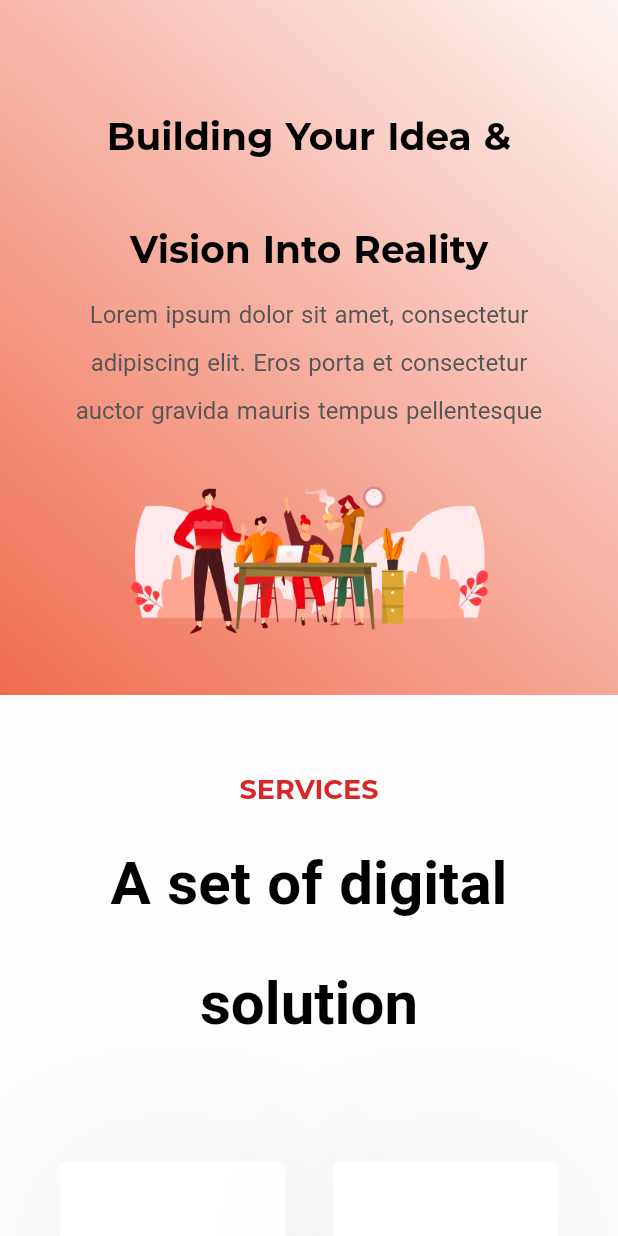
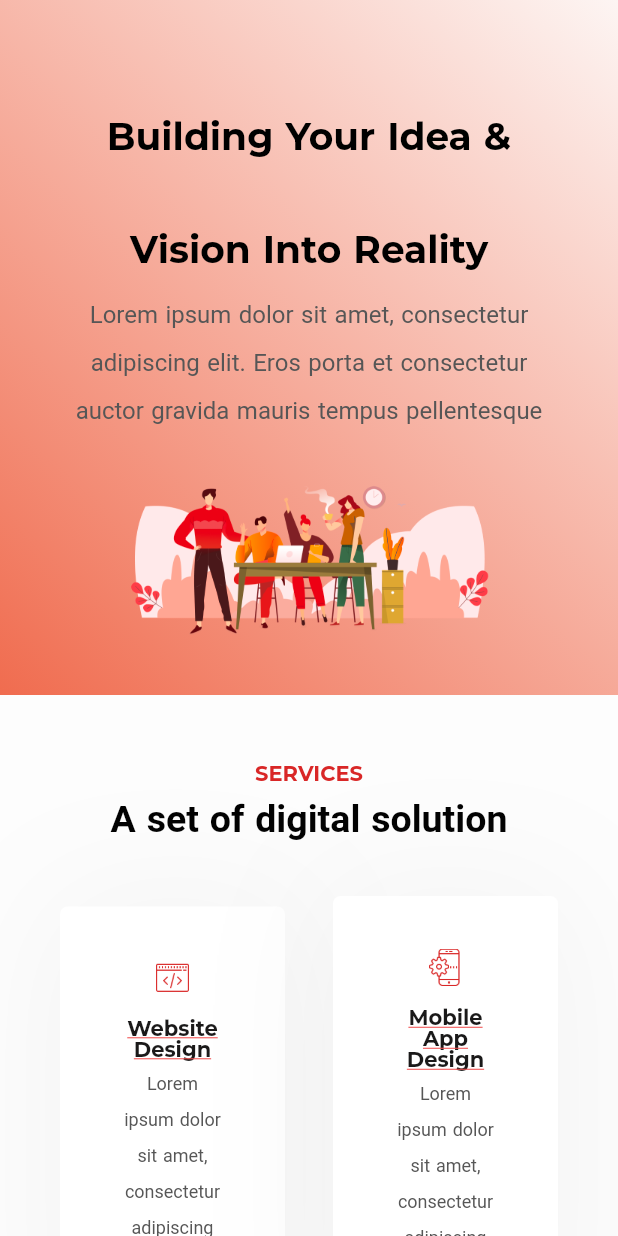
Before and after one commit to Core-Soft-Development/core_website, a Flutter app: the screen it shows after launch, scrolled down 56 dp, on a phone screen of 412 x 824 dp. Run offline on Flutter 3.47's test engine with Material 2 defaults, Android fonts, the phone set to English and light mode, and no system bars; our stand-ins replace font_awesome_flutter, google_maps_flutter; project files that could hold a hidden picture were left out.

Commit message:
[Service] responsive

```diff
--- a/lib/models/card_service.dart
+++ /dev/null
@@ -1,71 +0,0 @@
-import 'package:core_website/config/frame_size.dart';
-import 'package:core_website/config/themes/colors_theme.dart';
-import 'package:flutter/material.dart';
-
-class CardService extends StatelessWidget {
-  final String icon;
-  final String titleService;
-  final String contentService;
-  const CardService({Key? key, required this.icon, required this.titleService, required this.contentService}) : super(key: key);
-
-  @override
-  Widget build(BuildContext context) {
-
-    return Container(
-      padding: const EdgeInsets.all(30),
-      width: FrameSize.screenWidth * 0.45,
-      decoration: BoxDecoration(
-        color: Colors.white,
-        boxShadow: const [
-          BoxShadow(
-            color: ColorsTheme.shadowCard,
-            spreadRadius: 10,
-            blurRadius: 80,
-            offset: Offset(2, 3),
-          )
-        ],
-        borderRadius: BorderRadius.circular(5)
-      ),
-      child: Column(
-                      children: [
-                        Container(
-                          margin: const EdgeInsets.all(20),
-                          alignment: Alignment.center,
-                          height: 50,
-                          width: 50,
-                          constraints: BoxConstraints.loose(FrameSize.screenSize),
-                          child: Image.asset(icon,
-                          color: ColorsTheme.iconColor),
-                        ),
-                        Container(
-                          padding: const EdgeInsets.all(5),
-                          alignment: Alignment.center,
-                          child: RichText(
-                            textAlign: TextAlign.center,
-                            overflow: TextOverflow.visible,
-                            text: TextSpan(
-                                text: titleService,
-                                style: const TextStyle(
-                                    decoration: TextDecoration.underline,
-                                    decorationColor: ColorsTheme.hoverColor,
-                                    fontWeight: FontWeight.w600,
-                                    color: ColorsTheme.titleCard,
-                                    fontFamily: 'Montserrat',
-                                    fontSize: 20,
-                                    wordSpacing: 1,
-                                    height: 2.5),
-                                children: [
-                                  TextSpan(
-                                      text: contentService,
-                                      style: const TextStyle(
-                                        decoration: TextDecoration.none,
-                                        fontSize: 16,
-                                        fontWeight: FontWeight.w400,
-                                        color: ColorsTheme.subText,
-                                        height: 2,
-                                      ))
-                                ],)))
-      ]),
-    );
-  }
-}
--- a/lib/models/center_title_section.dart
+++ b/lib/models/center_title_section.dart
@@ -2,9 +2,13 @@ import 'package:core_website/config/themes/colors_theme.dart';
 import 'package:flutter/material.dart';
 
 class CenterTitleSection extends StatelessWidget {
+  const CenterTitleSection({Key? key, required this.title, required this.description, this.sizeTitle = 18, this.height = 2, this.sizeText = 40}) : super(key: key);
+
   final String title;
   final String description;
-  const CenterTitleSection({Key? key, required this.title, required this.description}) : super(key: key);
+  final double sizeTitle;
+  final double height;
+  final double sizeText;
 
   @override
   Widget build(BuildContext context) {
@@ -13,21 +17,21 @@ class CenterTitleSection extends StatelessWidget {
       textAlign: TextAlign.center,
               text: TextSpan(
                   text: title,
-                  style: const TextStyle(
-                    fontSize: 18,
+                  style: TextStyle(
+                    fontSize: sizeTitle,
                     fontWeight: FontWeight.w600,
                     fontFamily: "Montserrat",
                     color: ColorsTheme.titleColor,
                     wordSpacing: 1,
-                    height: 2,
+                    height: height,
                   ),
                   children: [
                     TextSpan(
                         text: description,
-                        style: const TextStyle(
+                        style: TextStyle(
                             fontWeight: FontWeight.bold,
                             color: ColorsTheme.text,
-                            fontSize: 40,
+                            fontSize: sizeText,
                             ))
                   ]),
     );
--- a/lib/navbar/navbar.dart
+++ b/lib/navbar/navbar.dart
@@ -25,7 +25,7 @@ class _NavbarState extends State<Navbar> {
         child: Container(
           constraints: BoxConstraints(maxHeight: FrameSize.screenHeight),
           height: FrameSize.screenHeight / 8,
-          padding: const EdgeInsets.symmetric(vertical: 15, horizontal: 100),
+          padding: const EdgeInsets.symmetric(vertical: 15, horizontal: 135),
           decoration: boxGradient(),
             child: Responsive(
               desktop: Menu( width: FrameSize.screenWidth / 5, image: 'assets/logos/core_soft_development.png',),
--- a/lib/screens/home_page.dart
+++ b/lib/screens/home_page.dart
@@ -5,7 +5,7 @@ import 'package:core_website/screens/client.dart';
 import 'package:core_website/screens/contact.dart';
 import 'package:core_website/screens/welcome.dart';
 import 'package:core_website/screens/portfolio.dart';
-import 'package:core_website/screens/services.dart';
+import 'package:core_website/services/services.dart';
 import 'package:core_website/utils/ui/responsive.dart';
 import 'package:core_website/screens/copyright.dart';
 import 'package:core_website/screens/footer.dart';
--- a/lib/screens/services.dart
+++ /dev/null
@@ -1,78 +0,0 @@
-import 'package:core_website/config/padding.dart';
-import 'package:core_website/config/spacer.dart';
-import 'package:core_website/config/themes/colors_theme.dart';
-import 'package:core_website/models/card_service.dart';
-import 'package:core_website/models/center_title_section.dart';
-import 'package:flutter/material.dart';
-
-class Services extends StatefulWidget {
-  const Services({Key? key}) : super(key: key);
-
-  @override
-  State<Services> createState() => _ServicesState();
-}
-
-class _ServicesState extends State<Services> {
-  @override
-  Widget build(BuildContext context) {
-    /**
-     * Title
-     */
-    return Container(
-      color: ColorsTheme.backgroundFirst,
-      padding: paddingGlobal(),
-      child: Column(
-        mainAxisAlignment: MainAxisAlignment.spaceAround,
-        children: [
-          const CenterTitleSection(
-              title: "SERVICES \n", description: 'A set of digital solution'),
-          const SizedBox(height: 75),
-          /**
-           * Container of services
-           * and first block container
-           */
-          Row(children: [
-            const Expanded(
-                child: CardService(
-                    icon: 'assets/icons/code.png',
-                    titleService: 'Website Design \n',
-                    contentService:
-                        'Lorem ipsum dolor sit amet, consectetur adipiscing elit. Eros porta et consectetur auctor gravida mauris tempus pellentesque et consectetur auctor gravida mauris tempus pellentesque et consectetur auctor gravida mauris tempus pellentesque et consectetur auctor gravida mauris tempus pellentesque')),
-            /**
-               * second block container
-               */
-            spacerServices(),
-            const Expanded(
-                child: CardService(
-                    icon: 'assets/icons/phonelink.png',
-                    titleService: 'Mobile App Design \n',
-                    contentService:
-                        'Lorem ipsum dolor sit amet, consectetur adipiscing elit. Eros porta et consectetur auctor gravida mauris tempus pellentesque et consectetur auctor gravida mauris tempus pellentesque et consectetur auctor gravida mauris tempus pellentesque et consectetur auctor gravida mauris tempus pellentesque'))
-          ]),
-          /**
-           * third block container
-           */
-          const SizedBox(height: 24,),
-          Row(
-            children: [
-              const Expanded(
-                child: CardService(
-                    icon: 'assets/icons/serveur.png',
-                    titleService: 'Website Development \n',
-                    contentService:
-                        'Lorem ipsum dolor sit amet, consectetur adipiscing elit. Eros porta et consectetur auctor gravida mauris tempus pellentesque et consectetur auctor gravida mauris tempus pellentesque et consectetur auctor gravida mauris tempus pellentesque et consectetur auctor gravida mauris tempus pellentesque'),
-              ),
-              spacerServices(),
-              const Expanded(
-                  child: CardService(
-                      icon: 'assets/icons/mode.png',
-                      titleService: 'Mobile App Development \n',
-                      contentService:
-                          'Lorem ipsum dolor sit amet, consectetur adipiscing elit. Eros porta et consectetur auctor gravida mauris tempus pellentesque et consectetur auctor gravida mauris tempus pellentesque et consectetur auctor gravida mauris tempus pellentesque et consectetur auctor gravida mauris tempus pellentesque')),
-            ],
-          ),
-        ],
-      ),
-    );
-  }
-}
--- /dev/null
+++ b/lib/services/card/card_content.dart
@@ -0,0 +1,65 @@
+import 'package:core_website/config/frame_size.dart';
+import 'package:core_website/config/themes/colors_theme.dart';
+import 'package:flutter/material.dart';
+
+class CardContent extends StatelessWidget {
+  const CardContent({
+    Key? key,
+    required this.icon,
+    required this.titleService,
+    required this.contentService, this.heightText = 2.5, this.sizeText = 20,  this.sizeIcon = 50, this.heightText2 = 2, this.sizeText2 = 16,
+  }) : super(key: key);
+
+  final String icon;
+  final String titleService;
+  final String contentService;
+  final double heightText;
+  final double heightText2;
+  final double sizeText;
+  final double sizeText2;
+  final double sizeIcon;
+
+  @override
+  Widget build(BuildContext context) {
+    return Column(
+                    children: [
+                      Container(
+                        margin: const EdgeInsets.all(5),
+                        alignment: Alignment.center,
+                        height: sizeIcon,
+                        width: sizeIcon,
+                        constraints: BoxConstraints.loose(FrameSize.screenSize),
+                        child: Image.asset(icon,
+                        color: ColorsTheme.iconColor),
+                      ),
+                      Container(
+                        padding: const EdgeInsets.all(10),
+                        alignment: Alignment.center,
+                        child: RichText(
+                          textAlign: TextAlign.center,
+                          overflow: TextOverflow.visible,
+                          text: TextSpan(
+                              text: titleService,
+                              style: TextStyle(
+                                  decoration: TextDecoration.underline,
+                                  decorationColor: ColorsTheme.hoverColor,
+                                  fontWeight: FontWeight.w600,
+                                  color: ColorsTheme.titleCard,
+                                  fontFamily: 'Montserrat',
+                                  fontSize: sizeText,
+                                  wordSpacing: 1,
+                                  height: heightText),
+                              children: [
+                                TextSpan(
+                                    text: contentService,
+                                    style: TextStyle(
+                                      decoration: TextDecoration.none,
+                                      fontSize: sizeText2,
+                                      fontWeight: FontWeight.w400,
+                                      color: ColorsTheme.subText,
+                                      height: 2,
+                                    ))
+                              ],)))
+    ]);
+  }
+}
--- /dev/null
+++ b/lib/services/card/card_service.dart
@@ -0,0 +1,38 @@
+import 'package:core_website/config/frame_size.dart';
+import 'package:core_website/config/themes/colors_theme.dart';
+import 'package:core_website/utils/ui/responsive.dart';
+import 'package:core_website/services/card/card_content.dart';
+import 'package:flutter/material.dart';
+
+class CardService extends StatelessWidget {
+  final String icon;
+  final String titleService;
+  final String contentService;
+  const CardService({Key? key, required this.icon, required this.titleService, required this.contentService}) : super(key: key);
+
+  @override
+  Widget build(BuildContext context) {
+
+    return Container(
+      padding: const EdgeInsets.all(30),
+      width: FrameSize.screenWidth * 0.45,
+      decoration: BoxDecoration(
+        color: Colors.white,
+        boxShadow: const [
+          BoxShadow(
+            color: ColorsTheme.shadowCard,
+            spreadRadius: 10,
+            blurRadius: 80,
+            offset: Offset(2, 3),
+          )
+        ],
+        borderRadius: BorderRadius.circular(5)
+      ),
+      child: Responsive(
+        desktop: CardContent(icon: icon, titleService: titleService, contentService: contentService),
+        tablet: CardContent(icon: icon, titleService: titleService, contentService: contentService, heightText: 1.5, sizeText: 18, heightText2: 1,),
+        mobile: CardContent(icon: icon, titleService: titleService, contentService: contentService, heightText: 1, sizeText: 14, heightText2: 0.5, sizeText2: 12, sizeIcon: 25,))
+      ,
+    );
+  }
+}
--- /dev/null
+++ b/lib/services/services.dart
@@ -0,0 +1,97 @@
+import 'package:core_website/config/padding.dart';
+import 'package:core_website/config/spacer.dart';
+import 'package:core_website/config/themes/colors_theme.dart';
+import 'package:core_website/services/card/card_service.dart';
+import 'package:core_website/models/center_title_section.dart';
+import 'package:core_website/utils/ui/responsive.dart';
+import 'package:flutter/material.dart';
+
+class Services extends StatefulWidget {
+  const Services({Key? key}) : super(key: key);
+
+  @override
+  State<Services> createState() => _ServicesState();
+}
+
+class _ServicesState extends State<Services> {
+  @override
+  Widget build(BuildContext context) {
+    /**
+     * Title
+     */
+    return Container(
+      color: ColorsTheme.backgroundFirst,
+      padding: paddingGlobal(),
+      child: Column(
+        children: [
+          const Responsive(
+              desktop: CenterTitleSection(
+                  title: "SERVICES \n",
+                  description: 'A set of digital solution'),
+              tablet: CenterTitleSection(
+                  title: "SERVICES \n",
+                  description: 'A set of digital solution',
+                  sizeTitle: 16,
+                  sizeText: 38,),
+              mobile: CenterTitleSection(
+                  title: "SERVICES \n",
+                  description: 'A set of digital solution',
+                  sizeTitle: 14,
+                  height: 1.5,
+                  sizeText: 25,)),
+          const Responsive(desktop: SizedBox(height: 75),
+          mobile: SizedBox(height: 35)),
+          /**
+           * Container of services
+           * and first block container
+           */
+          Row(children: [
+            const Expanded(
+              child: CardService(
+                  icon: 'assets/icons/code.png',
+                  titleService: 'Website Design \n',
+                  contentService:
+                      'Lorem ipsum dolor sit amet, consectetur adipiscing elit. Eros porta et consectetur auctor gravida mauris tempus pellentesque et consectetur auctor gravida mauris tempus pellentesque et consectetur auctor gravida mauris tempus pellentesque et consectetur auctor gravida mauris tempus pellentesque'),
+            ),
+            /**
+               * second block container
+               */
+            spacerServices(),
+            const Expanded(
+              child: CardService(
+                  icon: 'assets/icons/phonelink.png',
+                  titleService: 'Mobile App Design \n',
+                  contentService:
+                      'Lorem ipsum dolor sit amet, consectetur adipiscing elit. Eros porta et consectetur auctor gravida mauris tempus pellentesque et consectetur auctor gravida mauris tempus pellentesque et consectetur auctor gravida mauris tempus pellentesque et consectetur auctor gravida mauris tempus pellentesque'),
+            )
+          ]),
+          /**
+           * third block container
+           */
+          const SizedBox(
+            height: 24,
+          ),
+          Row(
+            children: [
+              const Expanded(
+                child: CardService(
+                    icon: 'assets/icons/serveur.png',
+                    titleService: 'Website Development \n',
+                    contentService:
+                        'Lorem ipsum dolor sit amet, consectetur adipiscing elit. Eros porta et consectetur auctor gravida mauris tempus pellentesque et consectetur auctor gravida mauris tempus pellentesque et consectetur auctor gravida mauris tempus pellentesque et consectetur auctor gravida mauris tempus pellentesque'),
+              ),
+              spacerServices(),
+              const Expanded(
+                child: CardService(
+                    icon: 'assets/icons/mode.png',
+                    titleService: 'Mobile App Development \n',
+                    contentService:
+                        'Lorem ipsum dolor sit amet, consectetur adipiscing elit. Eros porta et consectetur auctor gravida mauris tempus pellentesque et consectetur auctor gravida mauris tempus pellentesque et consectetur auctor gravida mauris tempus pellentesque et consectetur auctor gravida mauris tempus pellentesque'),
+              ),
+            ],
+          ),
+        ],
+      ),
+    );
+  }
+}
```
